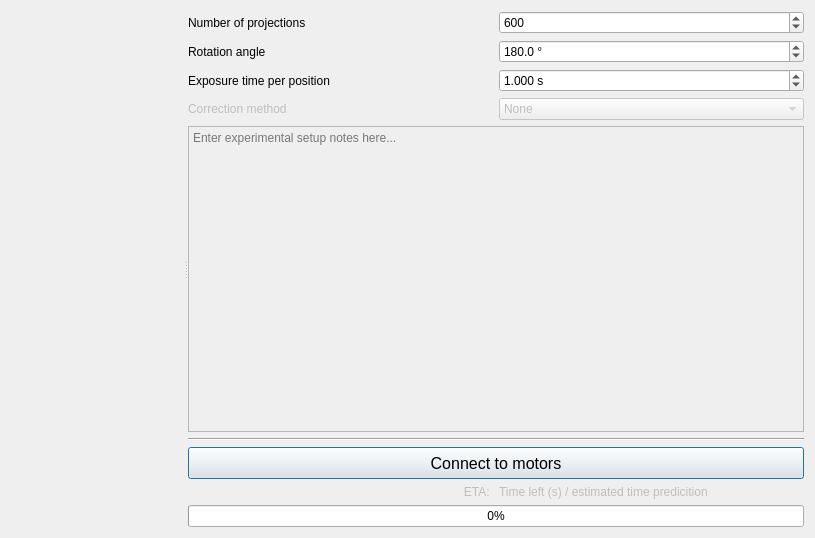
Above: SpidrMpx3Eq/qcstmct.ui from navrit/dexter before the change. Below: the same form after it.
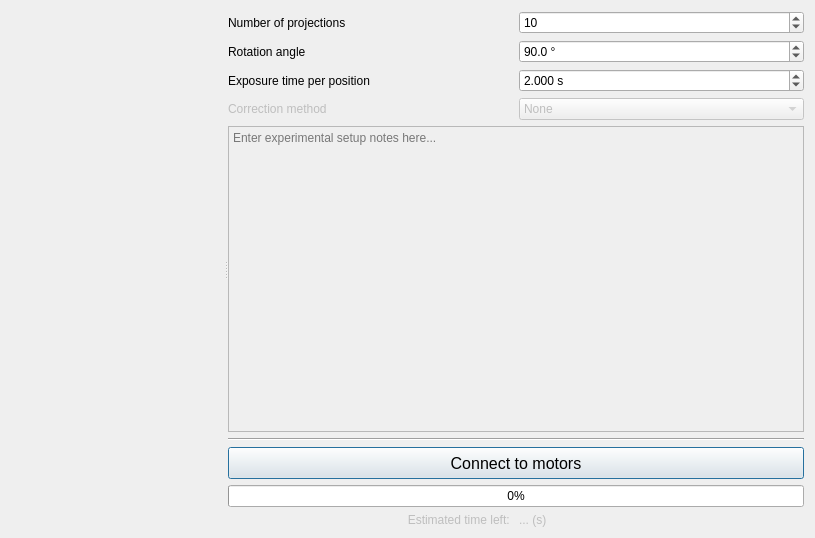
That is the form after the change. Custom widgets are drawn as their Qt base class.

The edit to the form file:
```diff
--- a/SpidrMpx3Eq/qcstmct.ui
+++ b/SpidrMpx3Eq/qcstmct.ui
@@ -100,7 +100,7 @@
             <double>1.000000000000000</double>
            </property>
            <property name="value">
-            <double>1.000000000000000</double>
+            <double>2.000000000000000</double>
            </property>
           </widget>
          </item>
@@ -113,7 +113,7 @@
             <number>10000</number>
            </property>
            <property name="value">
-            <number>600</number>
+            <number>10</number>
            </property>
           </widget>
          </item>
@@ -129,17 +129,17 @@
             <double>360.000000000000000</double>
            </property>
            <property name="value">
-            <double>180.000000000000000</double>
+            <double>90.000000000000000</double>
            </property>
           </widget>
          </item>
-         <item row="8" column="1">
+         <item row="9" column="1">
           <widget class="QLabel" name="label_4">
            <property name="enabled">
             <bool>false</bool>
            </property>
            <property name="text">
-            <string>ETA: </string>
+            <string>Estimated time left: </string>
            </property>
            <property name="alignment">
             <set>Qt::AlignRight|Qt::AlignTrailing|Qt::AlignVCenter</set>
@@ -163,13 +163,13 @@
            </property>
           </widget>
          </item>
-         <item row="8" column="2">
+         <item row="9" column="2">
           <widget class="QLabel" name="label_timeLeft">
            <property name="enabled">
             <bool>false</bool>
            </property>
            <property name="text">
-            <string>Time left (s) / estimated time predicition</string>
+            <string>... (s)</string>
            </property>
           </widget>
          </item>
@@ -207,9 +207,7 @@
            </property>
           </widget>
          </item>
-        </layout>
-       </item>
-       <item>
+         <item row="8" column="1" colspan="2">
         <widget class="QProgressBar" name="progressBar">
          <property name="enabled">
           <bool>true</bool>
@@ -221,6 +219,8 @@
           <number>0</number>
          </property>
         </widget>
+         </item>
+        </layout>
        </item>
       </layout>
      </widget>
```
Lines whose indentation alone changed are shown as unchanged.
